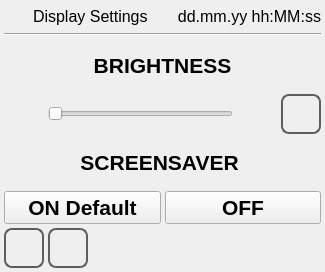
Old version of the form qt_library/ATCMsystem/display_settings.ui in the repository MECTsrl/mect_plugins.
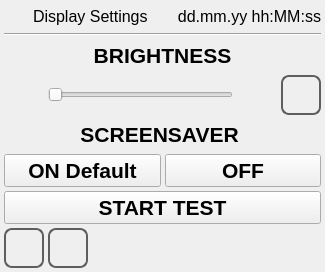
New version of the form. Icons and pictures are not drawn.

Commit message: Add the page display_test, tune the font rescale into translateFontSize and fix the error into the variable keyword list to find from 'statusVar' to 'statusvar'

```diff
--- a/qt_library/ATCMsystem/display_settings.ui
+++ b/qt_library/ATCMsystem/display_settings.ui
@@ -389,6 +389,26 @@
      </item>
     </layout>
    </item>
+   <item>
+    <widget class="QPushButton" name="pushButtonTEST">
+     <property name="font">
+      <font>
+       <pointsize>16</pointsize>
+       <weight>75</weight>
+       <bold>true</bold>
+      </font>
+     </property>
+     <property name="focusPolicy">
+      <enum>Qt::NoFocus</enum>
+     </property>
+     <property name="styleSheet">
+      <string notr="true"/>
+     </property>
+     <property name="text">
+      <string>START TEST</string>
+     </property>
+    </widget>
+   </item>
    <item>
     <layout class="QHBoxLayout" name="horizontalLayout_4">
      <property name="spacing">
```
The commit also changes 8 other files.
